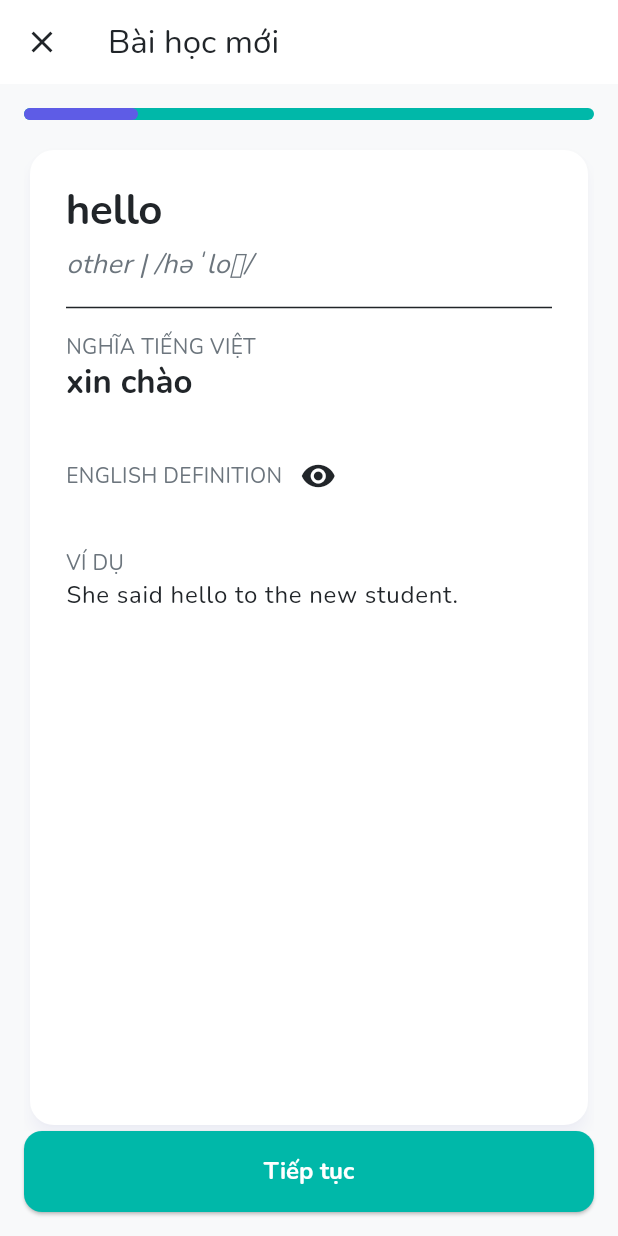
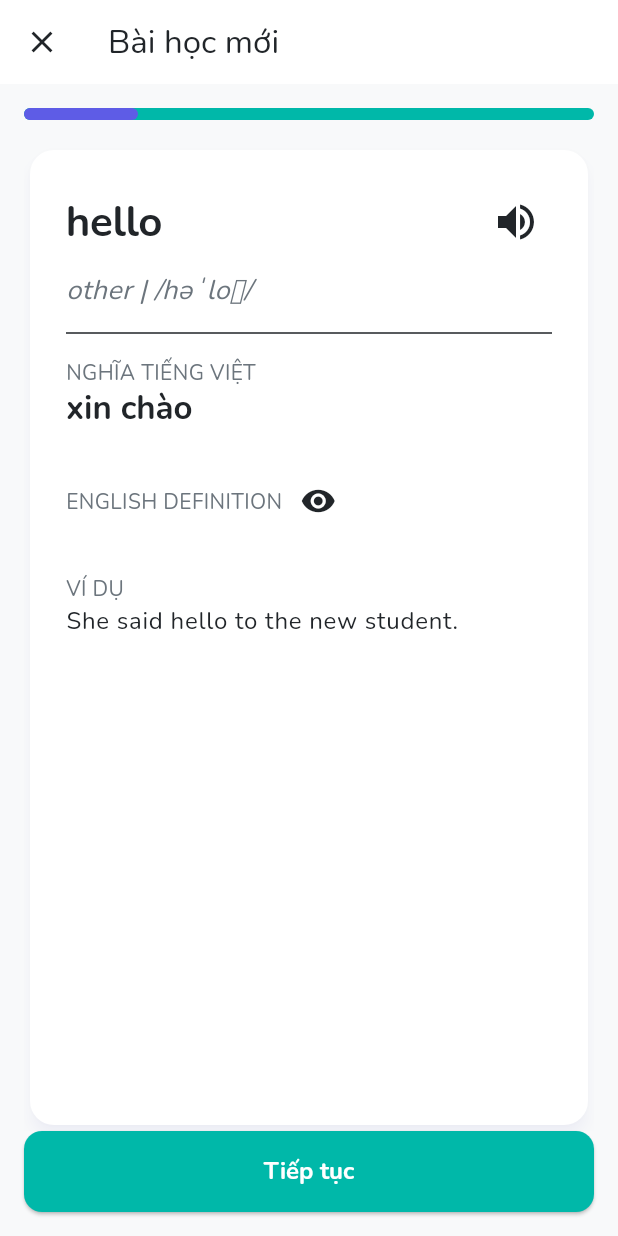
Before and after one commit to huynhducmanh1/leo-thap-tu-vung, a Flutter app: the LessonScreen screen opened by its route, on a phone screen of 412 x 824 dp. Run offline on Flutter 3.47's test engine with Material 3 defaults, Android fonts, the phone set to English and light mode, and no system bars; our stand-ins replace cloud_firestore, firebase_auth, firebase_core, flutter_riverpod, freezed_annotation, go_router and 1 more; accounts and stored records are empty.

```diff
--- a/assets/data/initial_vocabulary.json
+++ b/assets/data/initial_vocabulary.json
@@ -7,7 +7,7 @@
     "englishDefinition": "A greeting used when meeting someone.",
     "ipaPhonetic": "/həˈloʊ/",
     "exampleSentence": "She said hello to the new student.",
-    "pronunciationAudioUrl": "gs://your-bucket-name/audio/hello.mp3",
+    "pronunciationAudioUrl": "gs://leothaptuvung.firebasestorage.app/pronunciation_en_hello.mp3",
     "synonyms": ["hi", "greetings"],
     "pictureUrl": null
   },
--- a/lib/src/features/lesson/presentation/lesson_screen.dart
+++ b/lib/src/features/lesson/presentation/lesson_screen.dart
@@ -4,6 +4,7 @@ import 'package:go_router/go_router.dart';
 import 'package:leo_thap_tu_vung/src/features/lesson/presentation/lesson_controller.dart';
 import 'package:leo_thap_tu_vung/src/models/vocabulary_item.dart';
 import 'package:leo_thap_tu_vung/src/models/word_type.dart';
+import 'package:leo_thap_tu_vung/src/services/audio_service.dart';
 
 class LessonScreen extends ConsumerWidget {
   const LessonScreen({super.key});
@@ -82,15 +83,15 @@ class LessonScreen extends ConsumerWidget {
 }
 
 // A widget for displaying a single vocabulary flashcard
-class LessonCard extends StatefulWidget {
+class LessonCard extends ConsumerStatefulWidget {
   const LessonCard({super.key, required this.word});
   final VocabularyItem word;
 
   @override
-  State<LessonCard> createState() => _LessonCardState();
+  ConsumerState<LessonCard> createState() => _LessonCardState();
 }
 
-class _LessonCardState extends State<LessonCard> {
+class _LessonCardState extends ConsumerState<LessonCard> {
   bool _showEnglishDefinition = false;
 
   @override
@@ -104,7 +105,19 @@ class _LessonCardState extends State<LessonCard> {
             crossAxisAlignment: CrossAxisAlignment.start,
             children: [
               // English Word
-              Text(widget.word.word, style: textTheme.displayLarge),
+              Row(
+                mainAxisAlignment: MainAxisAlignment.spaceBetween,
+                children: [
+                  Text(widget.word.word, style: textTheme.displayLarge),
+                  IconButton(
+                    icon: const Icon(Icons.volume_up, size: 32),
+                    onPressed: () {
+                      final audioService = ref.read(audioServiceProvider);
+                      audioService.playAudioFromUrl(widget.word.pronunciationAudioUrl);
+                    },
+                  ),
+                ],
+              ),
               const SizedBox(height: 8),
               // Word Type and Phonetic
               Text(
--- a/pubspec.yaml
+++ b/pubspec.yaml
@@ -19,7 +19,7 @@ publish_to: 'none' # Remove this line if you wish to publish to pub.dev
 version: 1.0.0+1
 
 environment:
-  sdk: ^3.7.0
+  sdk: ^3.8.0
 
 # Dependencies specify other packages that your package needs in order to work.
 # To automatically upgrade your package dependencies to the latest versions
@@ -41,6 +41,8 @@ dependencies:
   freezed_annotation: ^3.1.0
   json_annotation: ^4.9.0
   flutter_riverpod: ^2.6.1
+  just_audio: ^0.10.5
+  firebase_storage: ^13.0.2
 
 dev_dependencies:
   flutter_test:
```
Also changed, not shown: lib/src/features/review/presentation/review_screen.dart (+27 -1 lines), lib/src/models/achievement.dart (+8 -11 lines), lib/src/models/user_profile.dart (+0 -20 lines), lib/src/models/user_progress.dart (+1 -11 lines), lib/src/services/audio_service.dart (added, +31 -0 lines), lib/src/models/achievement.freezed.dart (added), lib/src/models/achievement.g.dart (added), lib/src/models/user_profile.freezed.dart, lib/src/models/vocabulary_item.g.dart, pubspec.lock, 3 other files.
